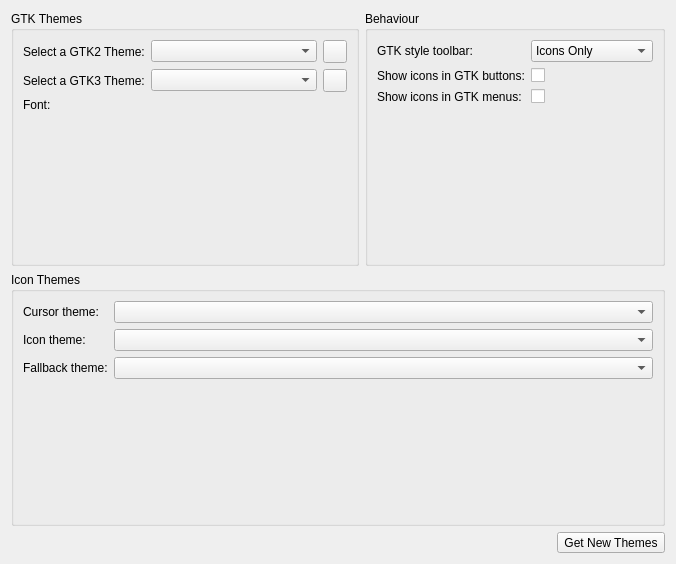
The window that src/ui/gui.ui (KDE/kde-gtk-config) describes before a commit, drawn with Qt 5.
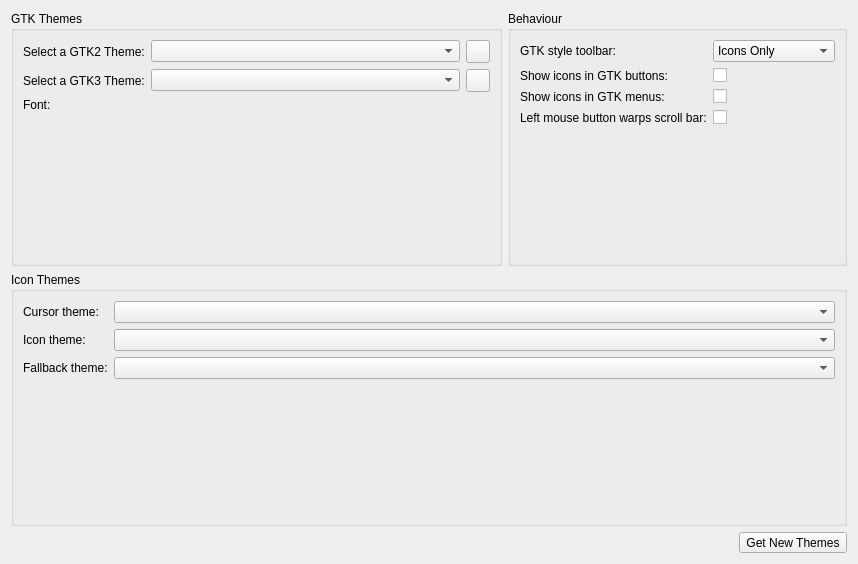
The same window after the commit. Custom widgets are drawn as their Qt base class.

Commit message:
Add "left mouse button wraps scroll bar" setting
GTK 3 by default warps the scroll bar when left clicking it outside the draggable part.

This makes it inconsistent with Qt apps (and virtually any other toolkit) that does that
on middle click with left click only scrolling up or down a page.

The edit to the form file:
```diff
--- a/src/ui/gui.ui
+++ b/src/ui/gui.ui
@@ -6,7 +6,7 @@
    <rect>
     <x>0</x>
     <y>0</y>
-    <width>676</width>
+    <width>858</width>
     <height>564</height>
    </rect>
   </property>
@@ -166,6 +166,20 @@
         </property>
        </widget>
       </item>
+      <item row="3" column="0">
+       <widget class="QLabel" name="label_4">
+        <property name="text">
+         <string>Left mouse button warps scroll bar:</string>
+        </property>
+       </widget>
+      </item>
+      <item row="3" column="1">
+       <widget class="QCheckBox" name="checkBox_primary_button_warps_slider">
+        <property name="text">
+         <string/>
+        </property>
+       </widget>
+      </item>
      </layout>
     </widget>
    </item>
```
Left out of the diff: 2 changed lines with no effect on the pictures. The commit also changes 8 other files.
